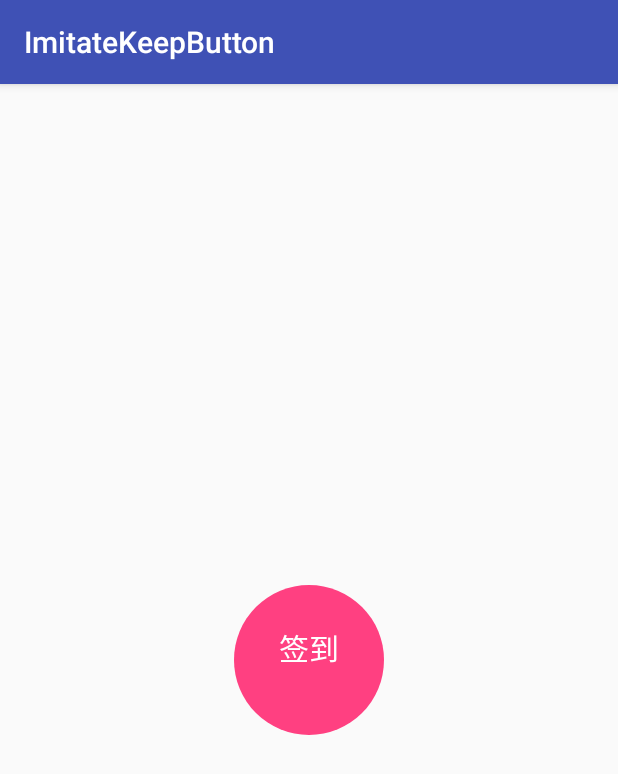
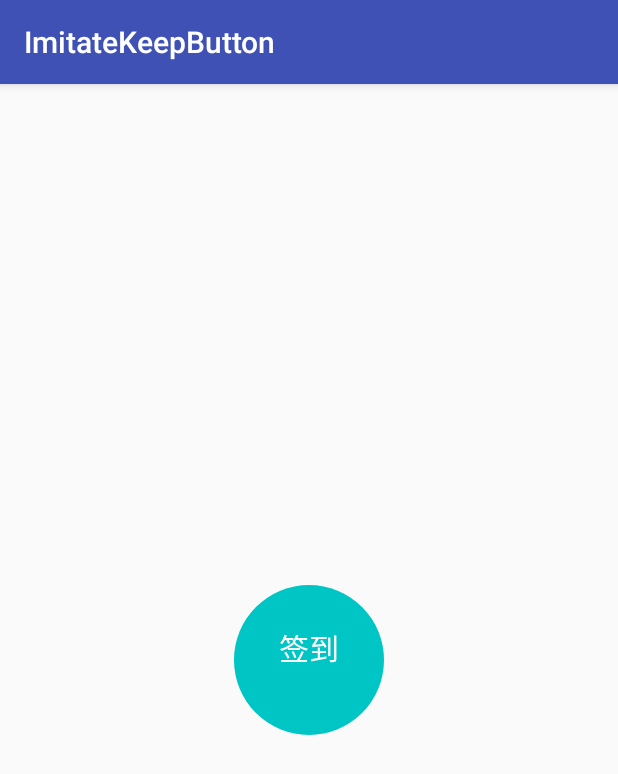
Before and after one commit to funaihui/ImitateKeepButton, an Android app: the screen it shows after launch (MainActivity), on a phone screen of 412 x 824 dp. Shown: the top 774 px of the screen. Run offline under Robolectric (Android 15) with nearby library versions, the phone set to English and light mode, and no system bars.

Commit message:
修改缩小像素的bug

```diff
--- a/app/src/main/java/com/example/wizardev/imitatekeepbutton/MainActivity.java
+++ b/app/src/main/java/com/example/wizardev/imitatekeepbutton/MainActivity.java
@@ -1,6 +1,5 @@
 package com.example.wizardev.imitatekeepbutton;
 
-import android.graphics.Color;
 import android.os.Bundle;
 import android.support.v7.app.AppCompatActivity;
 import android.view.View;
@@ -19,8 +18,9 @@ public class MainActivity extends AppCompatActivity {
             @Override
             public void onFinish(View view) {
                 Toast.makeText(MainActivity.this,"签到完成！",Toast.LENGTH_SHORT).show();
-                imitateKeepButton.setCircleColor(Color.GRAY);
+            //    imitateKeepButton.setCircleColor(Color.GRAY);
                 imitateKeepButton.setContentText("完成");
+               // imitateKeepButton.setEnabled(false);
             }
         });
     }
--- a/app/src/main/java/com/example/wizardev/imitatekeepbutton/view/ImitateKeepButton.java
+++ b/app/src/main/java/com/example/wizardev/imitatekeepbutton/view/ImitateKeepButton.java
@@ -40,7 +40,7 @@ public class ImitateKeepButton extends View {
     private ColorStateList ringColor;
     private ColorStateList circleColor;
     private ColorStateList textColor;
-
+    private boolean enable = true;
     public ColorStateList getRingBgColor() {
         return ringBgColor;
     }
@@ -122,7 +122,6 @@ public class ImitateKeepButton extends View {
     private int value = 0;
     private float result;
     private ValueAnimator animatorValue;
-
     private OnViewClick onViewClick;
 
     public ImitateKeepButton(Context context) {
@@ -194,7 +193,6 @@ public class ImitateKeepButton extends View {
         mPaint = new Paint();
         mPaint.setAntiAlias(true);
         mPaint.setStyle(Paint.Style.FILL_AND_STROKE);
-        mPaint.setColor(circleColor.getColorForState(getDrawableState(),0));
 
         circleLinePaint = new Paint();
 
@@ -223,7 +221,7 @@ public class ImitateKeepButton extends View {
     protected void onDraw(Canvas canvas) {
         super.onDraw(canvas);
         //画圆
-        ringRadius = mRadius - DPUtils.dip2px(getContext(),value);
+        ringRadius = mRadius - DPUtils.dip2px(getContext(),value/2);
         mPaint.setColor(circleColor.getColorForState(getDrawableState(),0));
 
         canvas.drawCircle(getWidth() / 2, getHeight() / 2, ringRadius, mPaint);
@@ -250,9 +248,13 @@ public class ImitateKeepButton extends View {
     }
 
     @Override
-    public boolean onTouchEvent(MotionEvent event) {
+    public boolean onTouchEvent(final MotionEvent event) {
+        if (!enable && event.getAction()!=MotionEvent.ACTION_UP) {
+            return false;
+        }
         switch (event.getAction()) {
             case MotionEvent.ACTION_DOWN: {
+
                     if (animator != null) {
                         animator.removeAllUpdateListeners();
                     }
@@ -273,7 +275,7 @@ public class ImitateKeepButton extends View {
 
                     animatorValue.start();
                     angleAnimator = ValueAnimator.ofFloat(0, 360f);
-                angleAnimator.setDuration(3000);
+                    angleAnimator.setDuration(2000);
                     angleAnimator.setInterpolator(new LinearInterpolator());
                     angleAnimator.addUpdateListener(new ValueAnimator.AnimatorUpdateListener() {
                         @Override
@@ -282,6 +284,7 @@ public class ImitateKeepButton extends View {
                             if (angle == 360) {
                                 angleAnimator.removeAllUpdateListeners();
                                 onViewClick.onFinish(ImitateKeepButton.this);
+
                             }
                             postInvalidate();
                         }
@@ -291,6 +294,15 @@ public class ImitateKeepButton extends View {
 
             break;
             case MotionEvent.ACTION_UP: {
+                restoreShape();
+            }
+            startDrawLine = false;
+            break;
+        }
+        return true;
+    }
+
+    private void restoreShape() {
         angleAnimator.removeAllUpdateListeners();
         animatorValue.removeAllUpdateListeners();
         animator = ValueAnimator.ofInt(value,0);
@@ -305,11 +317,6 @@ public class ImitateKeepButton extends View {
         });
         animator.start();
     }
-            startDrawLine = false;
-            break;
-        }
-        return true;
-    }
 
     public interface OnViewClick{
         void onFinish(View view);
@@ -318,4 +325,10 @@ public class ImitateKeepButton extends View {
     public void setOnViewClick(OnViewClick viewClick){
         this.onViewClick = viewClick;
     }
+
+    @Override
+    public void setEnabled(boolean enabled) {
+       // super.setEnabled(enabled);
+        this.enable = enabled;
     }
+}
--- a/app/src/main/res/layout/activity_main.xml
+++ b/app/src/main/res/layout/activity_main.xml
@@ -14,6 +14,7 @@
         android:layout_marginStart="8dp"
         android:layout_marginTop="8dp"
         app:content_text="签到"
+        app:circle_color="#00c5c5"
         android:id="@+id/imitateKeepButton"
         app:content_text_size="20sp"
         app:layout_constraintBottom_toBottomOf="parent"
@@ -21,8 +22,10 @@
         app:layout_constraintStart_toStartOf="parent"
         app:layout_constraintTop_toTopOf="parent"
         app:radius="50dp"
-        app:narrow_down="5dp"
-        app:ring_size="15dp"
+        app:ring_bg_color="#afe1e1"
+        app:ring_color="#00c5c5"
+        app:narrow_down="10dp"
+        app:ring_size="10dp"
         app:space="1dp" />
 
 </android.support.constraint.ConstraintLayout>
```
Lines whose indentation alone changed are shown as unchanged.
